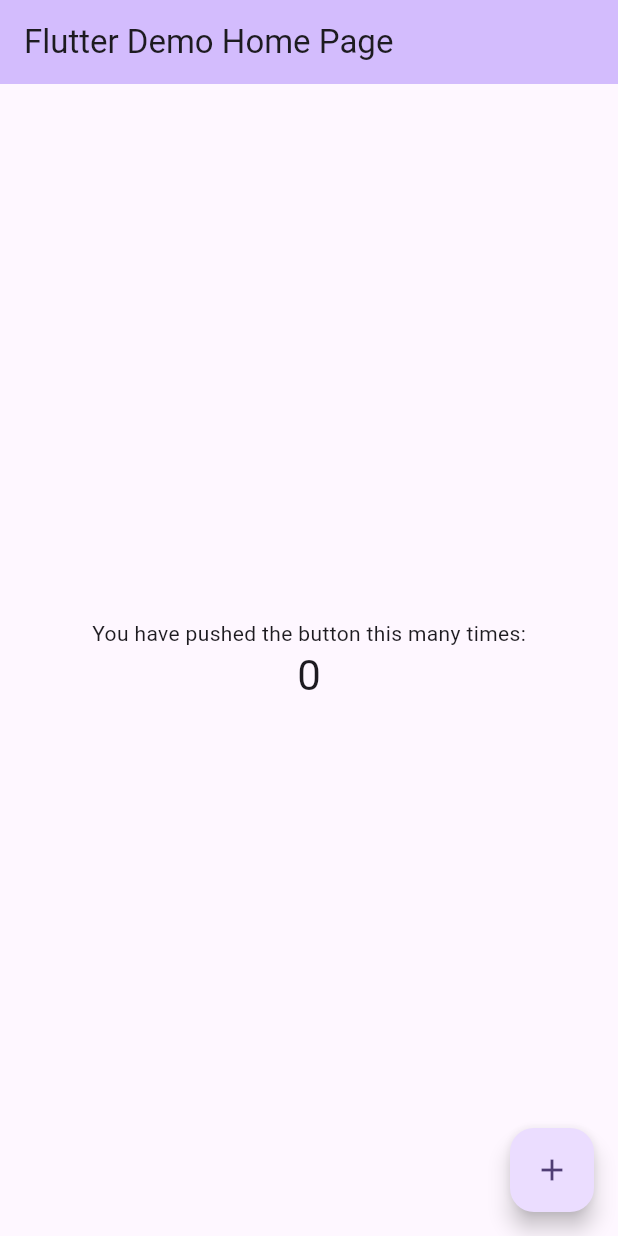
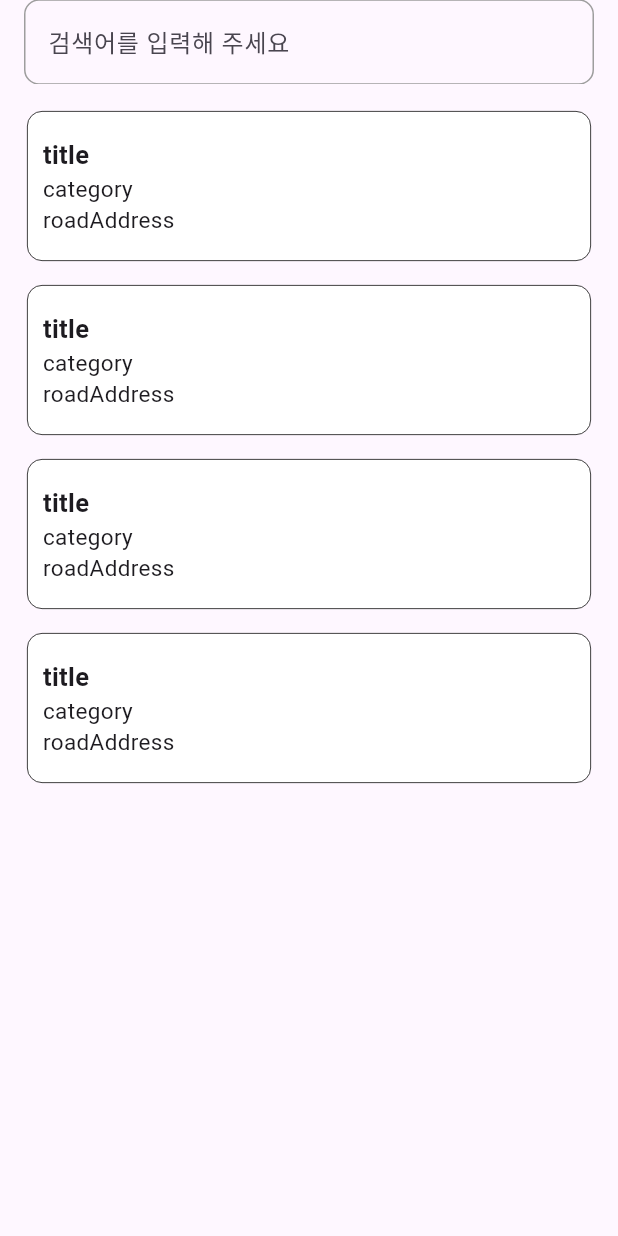
Before and after one commit to Dev-Combu/flutter_location_search_app, a Flutter app: the screen it shows after launch, on a phone screen of 412 x 824 dp. Run offline on Flutter 3.47's test engine with Material 3 defaults, Android fonts, the light colour scheme and no system bars; missing offline and left inert: flutter_inappwebview.

Commit message:
[add]homepage, detailpage 파일 및 폴더 추가 [feat] 기본 UI 추가

```diff
--- /dev/null
+++ b/lib/Detail/detail_page.dart
@@ -0,0 +1,17 @@
+import 'package:flutter/material.dart';
+import 'package:flutter_inappwebview/flutter_inappwebview.dart';
+
+class DetailPage extends StatelessWidget {
+  @override
+  Widget build(BuildContext context) {
+    return Scaffold(
+      appBar: AppBar(
+        title: Text('detail'),
+      ),
+      body: InAppWebView(
+        initialUrlRequest: URLRequest(
+        ),
+      ),
+    );
+  }
+}
--- /dev/null
+++ b/lib/Home/home_page.dart
@@ -0,0 +1,36 @@
+import 'package:flutter/material.dart';
+import 'package:flutter_location_search_app/Home/widgets/home_page_list_view.dart';
+
+class HomePage extends StatelessWidget {
+  @override
+  Widget build(BuildContext context) {
+    return Scaffold(
+        appBar: AppBar(
+          title: TextField(
+            decoration: InputDecoration(
+                hintText: '검색어를 입력해 주세요',
+                border: MaterialStateOutlineInputBorder.resolveWith((states) {
+                  if (states.contains(WidgetState.focused)) {
+                    return OutlineInputBorder(
+                        borderRadius: BorderRadius.circular(10),
+                        borderSide: BorderSide(color: Colors.black));
+                  }
+                  return OutlineInputBorder(
+                    borderRadius: BorderRadius.circular(10),
+                    borderSide: BorderSide(color: Colors.grey),
+                  );
+                })),
+          ),
+        ),
+        body: ListView(
+          padding: EdgeInsets.all(10),
+          children: [
+            HomePageListView(),
+            HomePageListView(),
+            HomePageListView(),
+            HomePageListView(),
+          ],
+        )
+      );
+  }
+}
--- /dev/null
+++ b/lib/Home/widgets/home_page_list_view.dart
@@ -0,0 +1,56 @@
+import 'package:flutter/material.dart';
+import 'package:flutter_location_search_app/Detail/detail_page.dart';
+
+class HomePageListView extends StatelessWidget {
+  @override
+  Widget build(BuildContext context) {
+    return GestureDetector(
+      onTap: () {
+        Navigator.push(
+          context,
+          MaterialPageRoute(builder: (context) {
+            return DetailPage();
+          },),
+        );
+      },
+      child: Padding(
+        padding: const EdgeInsets.all(8.0),
+        child: Container(
+          width: double.infinity,
+          height: 100,
+          padding: EdgeInsets.all(10),
+          decoration: BoxDecoration(
+            borderRadius: BorderRadius.circular(10),
+            color: Colors.white,
+            border: Border.all(width: 0.5),
+          ),
+          child: Column(
+            mainAxisAlignment: MainAxisAlignment.center,
+            crossAxisAlignment: CrossAxisAlignment.start,
+            children: [
+              Text(
+                'title',
+                style: TextStyle(
+                  fontWeight: FontWeight.bold,
+                  fontSize: 17,
+                ),
+              ),
+              Text(
+                'category',
+                style: TextStyle(
+                  fontSize: 15,
+                ),
+              ),
+              Text(
+                'roadAddress',
+                style: TextStyle(
+                  fontSize: 15,
+                ),
+              ),
+            ],
+          ),
+        ),
+      ),
+    );
+  }
+}
--- a/lib/main.dart
+++ b/lib/main.dart
@@ -1,4 +1,5 @@
 import 'package:flutter/material.dart';
+import 'package:flutter_location_search_app/Home/home_page.dart';
 
 void main() {
   runApp(const MyApp());
@@ -11,115 +12,7 @@
   @override
   Widget build(BuildContext context) {
     return MaterialApp(
-      title: 'Flutter Demo',
-      theme: ThemeData(
-        // This is the theme of your application.
-        //
-        // TRY THIS: Try running your application with "flutter run". You'll see
-        // the application has a purple toolbar. Then, without quitting the app,
-        // try changing the seedColor in the colorScheme below to Colors.green
-        // and then invoke "hot reload" (save your changes or press the "hot
-        // reload" button in a Flutter-supported IDE, or press "r" if you used
-        // the command line to start the app).
-        //
-        // Notice that the counter didn't reset back to zero; the application
-        // state is not lost during the reload. To reset the state, use hot
-        // restart instead.
-        //
-        // This works for code too, not just values: Most code changes can be
-        // tested with just a hot reload.
-        colorScheme: ColorScheme.fromSeed(seedColor: Colors.deepPurple),
-        useMaterial3: true,
-      ),
-      home: const MyHomePage(title: 'Flutter Demo Home Page'),
+      home: HomePage(),
     );
   }
 }
-
-class MyHomePage extends StatefulWidget {
-  const MyHomePage({super.key, required this.title});
-
-  // This widget is the home page of your application. It is stateful, meaning
-  // that it has a State object (defined below) that contains fields that affect
-  // how it looks.
-
-  // This class is the configuration for the state. It holds the values (in this
-  // case the title) provided by the parent (in this case the App widget) and
-  // used by the build method of the State. Fields in a Widget subclass are
-  // always marked "final".
-
-  final String title;
-
-  @override
-  State<MyHomePage> createState() => _MyHomePageState();
-}
-
-class _MyHomePageState extends State<MyHomePage> {
-  int _counter = 0;
-
-  void _incrementCounter() {
-    setState(() {
-      // This call to setState tells the Flutter framework that something has
-      // changed in this State, which causes it to rerun the build method below
-      // so that the display can reflect the updated values. If we changed
-      // _counter without calling setState(), then the build method would not be
-      // called again, and so nothing would appear to happen.
-      _counter++;
-    });
-  }
-
-  @override
-  Widget build(BuildContext context) {
-    // This method is rerun every time setState is called, for instance as done
-    // by the _incrementCounter method above.
-    //
-    // The Flutter framework has been optimized to make rerunning build methods
-    // fast, so that you can just rebuild anything that needs updating rather
-    // than having to individually change instances of widgets.
-    return Scaffold(
-      appBar: AppBar(
-        // TRY THIS: Try changing the color here to a specific color (to
-        // Colors.amber, perhaps?) and trigger a hot reload to see the AppBar
-        // change color while the other colors stay the same.
-        backgroundColor: Theme.of(context).colorScheme.inversePrimary,
-        // Here we take the value from the MyHomePage object that was created by
-        // the App.build method, and use it to set our appbar title.
-        title: Text(widget.title),
-      ),
-      body: Center(
-        // Center is a layout widget. It takes a single child and positions it
-        // in the middle of the parent.
-        child: Column(
-          // Column is also a layout widget. It takes a list of children and
-          // arranges them vertically. By default, it sizes itself to fit its
-          // children horizontally, and tries to be as tall as its parent.
-          //
-          // Column has various properties to control how it sizes itself and
-          // how it positions its children. Here we use mainAxisAlignment to
-          // center the children vertically; the main axis here is the vertical
-          // axis because Columns are vertical (the cross axis would be
-          // horizontal).
-          //
-          // TRY THIS: Invoke "debug painting" (choose the "Toggle Debug Paint"
-          // action in the IDE, or press "p" in the console), to see the
-          // wireframe for each widget.
-          mainAxisAlignment: MainAxisAlignment.center,
-          children: <Widget>[
-            const Text(
-              'You have pushed the button this many times:',
-            ),
-            Text(
-              '$_counter',
-              style: Theme.of(context).textTheme.headlineMedium,
-            ),
-          ],
-        ),
-      ),
-      floatingActionButton: FloatingActionButton(
-        onPressed: _incrementCounter,
-        tooltip: 'Increment',
-        child: const Icon(Icons.add),
-      ), // This trailing comma makes auto-formatting nicer for build methods.
-    );
-  }
-}
--- a/pubspec.yaml
+++ b/pubspec.yaml
@@ -35,6 +35,8 @@ dependencies:
   # The following adds the Cupertino Icons font to your application.
   # Use with the CupertinoIcons class for iOS style icons.
   cupertino_icons: ^1.0.8
+  flutter_riverpod: ^2.6.1
+  flutter_inappwebview: ^6.1.5
 
 dev_dependencies:
   flutter_test:
```
Also changed, not shown: pubspec.lock, 12 other files.
